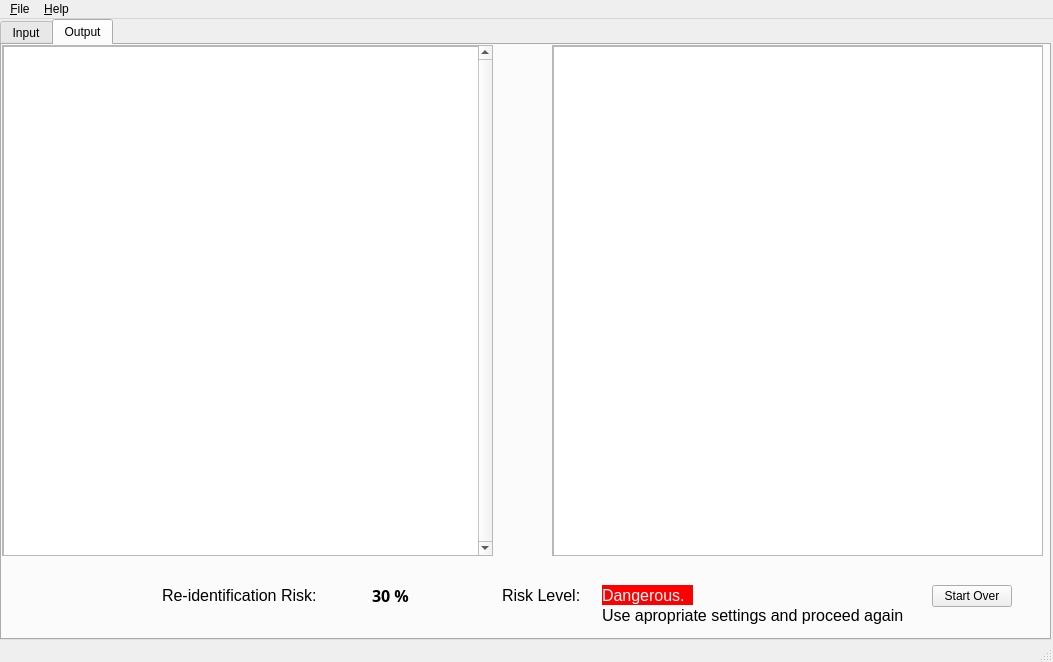
Qt form main.ui (cosine0/anonymize) before a commit.
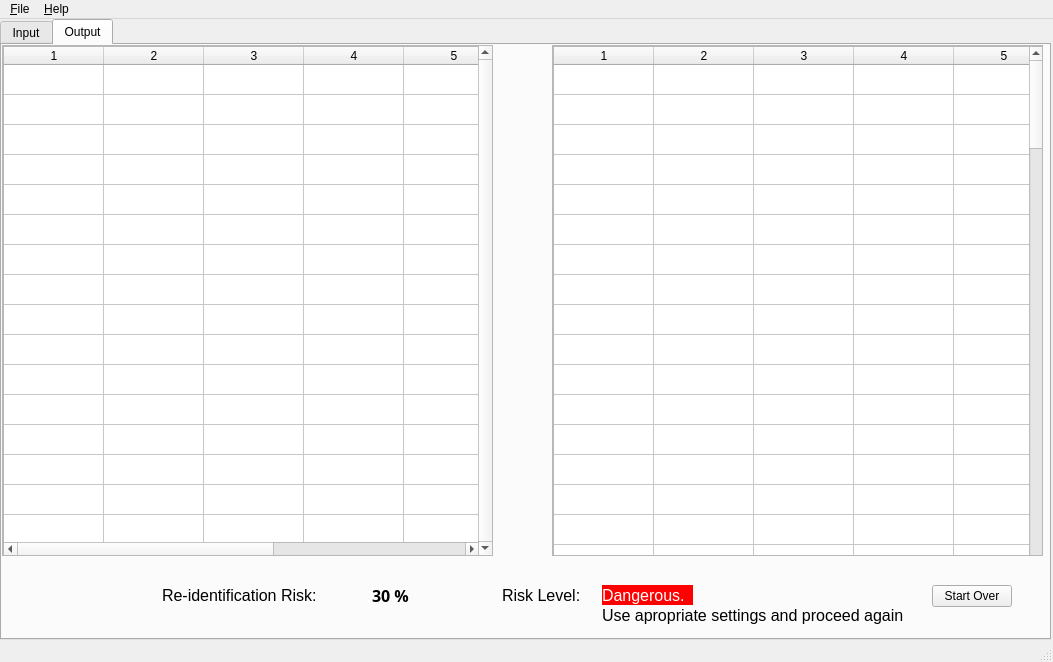
The same form after that commit. The open tabs and pages were chosen to show the change.

Commit message: show default table

What changed in the file:
```diff
--- a/main.ui
+++ b/main.ui
@@ -282,7 +282,7 @@
         <rect>
          <x>0</x>
          <y>0</y>
-         <width>472</width>
+         <width>475</width>
          <height>509</height>
         </rect>
        </property>
@@ -295,6 +295,122 @@
           <height>511</height>
          </rect>
         </property>
+        <property name="rowCount">
+         <number>100</number>
+        </property>
+        <property name="columnCount">
+         <number>7</number>
+        </property>
+        <attribute name="verticalHeaderVisible">
+         <bool>false</bool>
+        </attribute>
+        <row/>
+        <row/>
+        <row/>
+        <row/>
+        <row/>
+        <row/>
+        <row/>
+        <row/>
+        <row/>
+        <row/>
+        <row/>
+        <row/>
+        <row/>
+        <row/>
+        <row/>
+        <row/>
+        <row/>
+        <row/>
+        <row/>
+        <row/>
+        <row/>
+        <row/>
+        <row/>
+        <row/>
+        <row/>
+        <row/>
+        <row/>
+        <row/>
+        <row/>
+        <row/>
+        <row/>
+        <row/>
+        <row/>
+        <row/>
+        <row/>
+        <row/>
+        <row/>
+        <row/>
+        <row/>
+        <row/>
+        <row/>
+        <row/>
+        <row/>
+        <row/>
+        <row/>
+        <row/>
+        <row/>
+        <row/>
+        <row/>
+        <row/>
+        <row/>
+        <row/>
+        <row/>
+        <row/>
+        <row/>
+        <row/>
+        <row/>
+        <row/>
+        <row/>
+        <row/>
+        <row/>
+        <row/>
+        <row/>
+        <row/>
+        <row/>
+        <row/>
+        <row/>
+        <row/>
+        <row/>
+        <row/>
+        <row/>
+        <row/>
+        <row/>
+        <row/>
+        <row/>
+        <row/>
+        <row/>
+        <row/>
+        <row/>
+        <row/>
+        <row/>
+        <row/>
+        <row/>
+        <row/>
+        <row/>
+        <row/>
+        <row/>
+        <row/>
+        <row/>
+        <row/>
+        <row/>
+        <row/>
+        <row/>
+        <row/>
+        <row/>
+        <row/>
+        <row/>
+        <row/>
+        <row/>
+        <row/>
+        <column/>
+        <column/>
+        <column/>
+        <column/>
+        <column/>
+        <column/>
+        <column/>
        </widget>
       </widget>
      </widget>
@@ -328,6 +444,120 @@
           <height>561</height>
          </rect>
         </property>
+        <property name="rowCount">
+         <number>100</number>
+        </property>
+        <property name="columnCount">
+         <number>5</number>
+        </property>
+        <attribute name="verticalHeaderVisible">
+         <bool>false</bool>
+        </attribute>
+        <row/>
+        <row/>
+        <row/>
+        <row/>
+        <row/>
+        <row/>
+        <row/>
+        <row/>
+        <row/>
+        <row/>
+        <row/>
+        <row/>
+        <row/>
+        <row/>
+        <row/>
+        <row/>
+        <row/>
+        <row/>
+        <row/>
+        <row/>
+        <row/>
+        <row/>
+        <row/>
+        <row/>
+        <row/>
+        <row/>
+        <row/>
+        <row/>
+        <row/>
+        <row/>
+        <row/>
+        <row/>
+        <row/>
+        <row/>
+        <row/>
+        <row/>
+        <row/>
+        <row/>
+        <row/>
+        <row/>
+        <row/>
+        <row/>
+        <row/>
+        <row/>
+        <row/>
+        <row/>
+        <row/>
+        <row/>
+        <row/>
+        <row/>
+        <row/>
+        <row/>
+        <row/>
+        <row/>
+        <row/>
+        <row/>
+        <row/>
+        <row/>
+        <row/>
+        <row/>
+        <row/>
+        <row/>
+        <row/>
+        <row/>
+        <row/>
+        <row/>
+        <row/>
+        <row/>
+        <row/>
+        <row/>
+        <row/>
+        <row/>
+        <row/>
+        <row/>
+        <row/>
+        <row/>
+        <row/>
+        <row/>
+        <row/>
+        <row/>
+        <row/>
+        <row/>
+        <row/>
+        <row/>
+        <row/>
+        <row/>
+        <row/>
+        <row/>
+        <row/>
+        <row/>
+        <row/>
+        <row/>
+        <row/>
+        <row/>
+        <row/>
+        <row/>
+        <row/>
+        <row/>
+        <row/>
+        <row/>
+        <column/>
+        <column/>
+        <column/>
+        <column/>
+        <column/>
        </widget>
       </widget>
      </widget>
```
Left out of the diff: 157 changed lines with no effect on the pictures.
